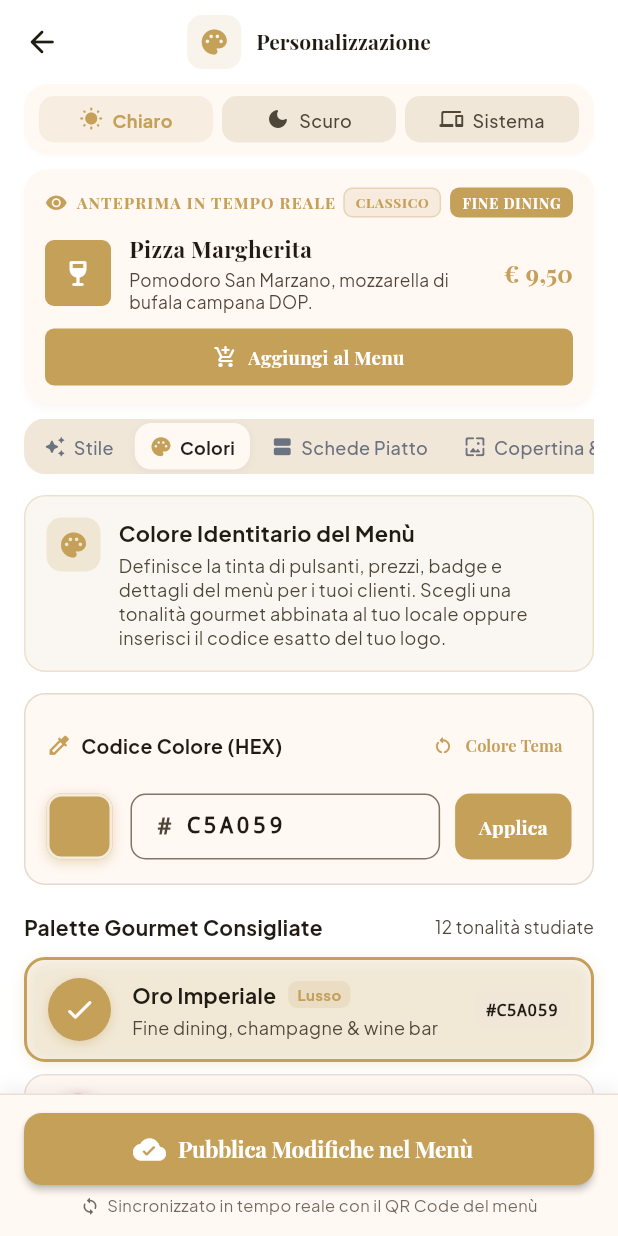
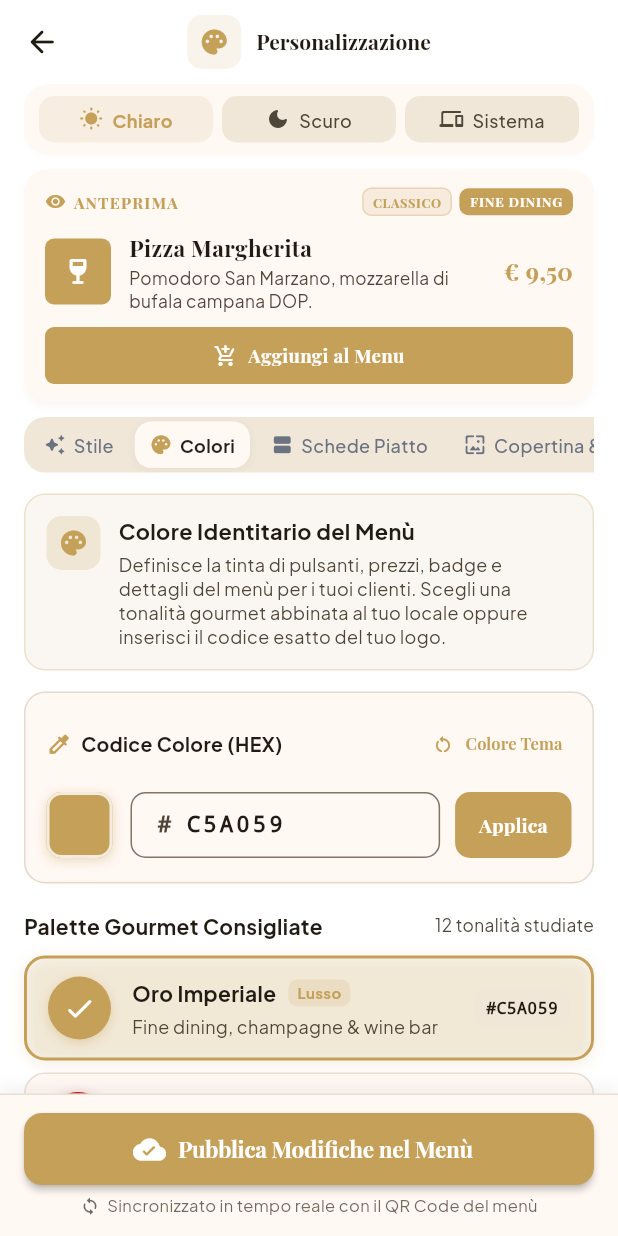
Before and after one commit to SyntaxStudiof/pronto_menu, a Flutter app: the PersonalizzazioneWidget screen opened by its route, on a phone screen of 412 x 824 dp. Run offline on Flutter 3.47's test engine with Material 3 defaults, Android fonts, the phone set to English and light mode, and no system bars; our stand-ins replace auto_size_text, badges, cached_network_image, cloud_firestore, cloud_functions, dropdown_button2 and 23 more; missing offline and left inert: json_path, mime_type, styled_divider; accounts and stored records are empty; network calls fail; statements that could not run were skipped.

Commit message:
fix(personalizzazione): resolve RenderFlex overflow in sticky preview card header and banner header on narrow screens

```diff
--- a/lib/personalizzazione/personalizzazione_widget.dart
+++ b/lib/personalizzazione/personalizzazione_widget.dart
@@ -637,18 +637,22 @@
           children: [
             // Header anteprima con tag preset e layout
             Row(
-              mainAxisAlignment: MainAxisAlignment.spaceBetween,
-              children: [
-                Row(
+              children: [
+                Expanded(
+                  child: Row(
+                    mainAxisSize: MainAxisSize.min,
                     children: [
                       Icon(
                         Icons.remove_red_eye_rounded,
-                      size: 15.0,
+                        size: 14.0,
                         color: primaryColor,
                       ),
-                    const SizedBox(width: 6.0),
-                    Text(
-                      'ANTEPRIMA IN TEMPO REALE',
+                      const SizedBox(width: 5.0),
+                      Flexible(
+                        child: Text(
+                          'ANTEPRIMA',
+                          maxLines: 1,
+                          overflow: TextOverflow.ellipsis,
                           style: GoogleFonts.getFont(
                             titleFont,
                             textStyle: TextStyle(
@@ -659,14 +663,17 @@
                             ),
                           ),
                         ),
-                  ],
-                ),
+                      ),
+                    ],
+                  ),
+                ),
+                const SizedBox(width: 6.0),
                 Row(
                   mainAxisSize: MainAxisSize.min,
                   children: [
                     Container(
                       padding: const EdgeInsets.symmetric(
-                          horizontal: 7.0, vertical: 2.5),
+                          horizontal: 6.0, vertical: 2.5),
                       decoration: BoxDecoration(
                         color: primaryColor.withValues(alpha: 0.15),
                         borderRadius: BorderRadius.circular(6.0),
@@ -680,18 +687,18 @@
                         style: GoogleFonts.getFont(
                           titleFont,
                           textStyle: TextStyle(
-                            fontSize: 9.0,
+                            fontSize: 8.5,
                             fontWeight: FontWeight.w700,
-                            letterSpacing: 0.5,
+                            letterSpacing: 0.4,
                             color: primaryColor,
                           ),
                         ),
                       ),
                     ),
-                    const SizedBox(width: 6.0),
+                    const SizedBox(width: 5.0),
                     Container(
                       padding: const EdgeInsets.symmetric(
-                          horizontal: 8.0, vertical: 3.0),
+                          horizontal: 7.0, vertical: 2.5),
                       decoration: BoxDecoration(
                         color: primaryColor,
                         borderRadius: BorderRadius.circular(6.0),
@@ -701,9 +708,9 @@
                         style: GoogleFonts.getFont(
                           titleFont,
                           textStyle: const TextStyle(
-                            fontSize: 9.5,
+                            fontSize: 9.0,
                             fontWeight: FontWeight.w700,
-                            letterSpacing: 0.6,
+                            letterSpacing: 0.5,
                             color: Colors.white,
                           ),
                         ),
@@ -2544,7 +2551,8 @@
           child: Row(
             mainAxisAlignment: MainAxisAlignment.spaceBetween,
             children: [
-              Column(
+              Expanded(
+                child: Column(
                   crossAxisAlignment: CrossAxisAlignment.start,
                   children: [
                     Text(
@@ -2565,7 +2573,9 @@
                     ),
                   ],
                 ),
-              if (currentBanner.isNotEmpty)
+              ),
+              if (currentBanner.isNotEmpty) ...[
+                const SizedBox(width: 8.0),
                 TextButton.icon(
                   onPressed: () {
                     themeProvider.setCoverBanner('');
@@ -2580,6 +2590,7 @@
                     tapTargetSize: MaterialTapTargetSize.shrinkWrap,
                   ),
                 ),
+              ],
             ],
           ),
         ),
```
Also changed, not shown: 1 other file. Lines whose indentation alone changed are shown as unchanged.
